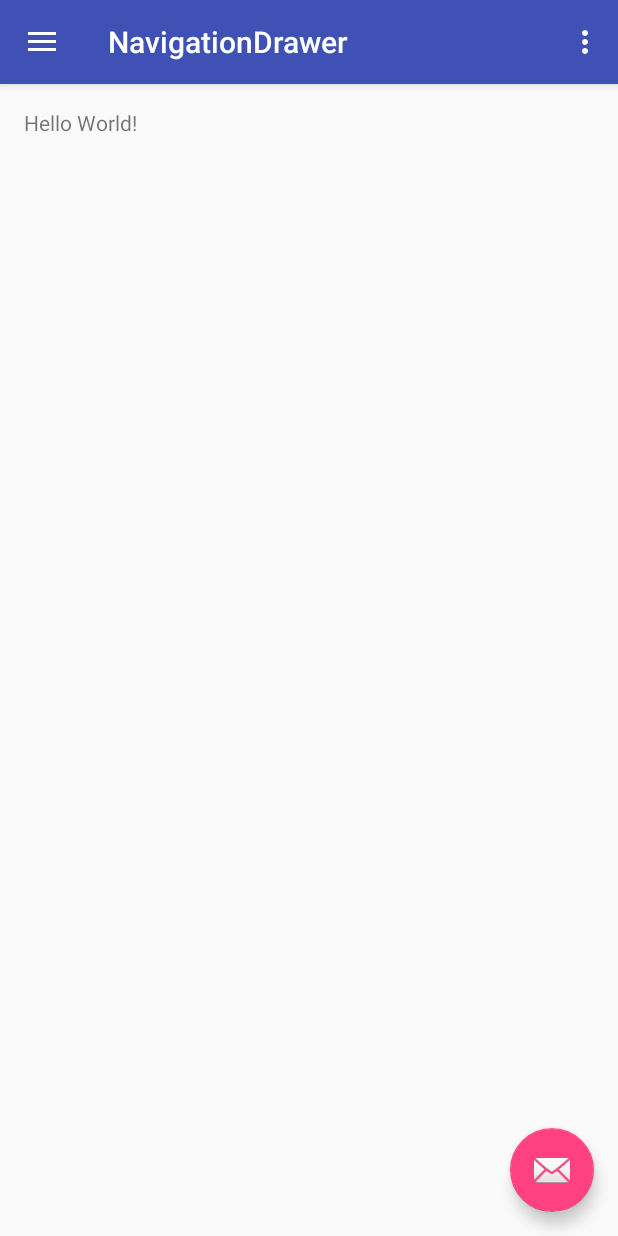
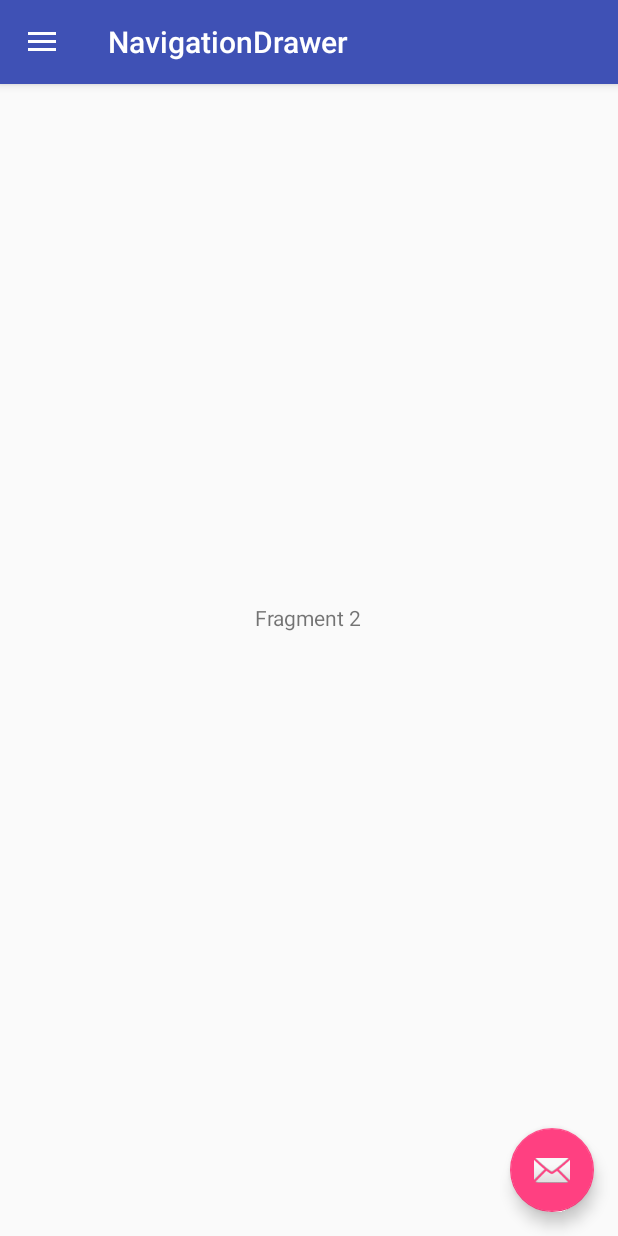
Before and after one commit to StefanHeimberg/bfh_exercises, an Android app: the screen it shows after launch (MainActivity), in the side drawer, after a tap on "Item 2", on a phone screen of 412 x 824 dp. Run offline under Robolectric (Android 15) with nearby library versions, the phone set to English and light mode, and no system bars.

Commit message:
NavigationDrawer with Fragments

```diff
--- /dev/null
+++ b/Kap III/NavigationDrawer/app/src/main/java/ch/approppo/navigationdrawer/Fragment1.java
@@ -0,0 +1,18 @@
+package ch.approppo.navigationdrawer;
+
+import android.os.Bundle;
+import android.support.annotation.Nullable;
+import android.support.v4.app.Fragment;
+import android.view.LayoutInflater;
+import android.view.View;
+import android.view.ViewGroup;
+
+/**
+ * Created by Martin Neff @approppo GmbH on 06.11.15.
+ */
+public class Fragment1 extends Fragment{
+
+	@Nullable @Override public View onCreateView(LayoutInflater inflater, ViewGroup container, Bundle savedInstanceState) {
+		return inflater.inflate(R.layout.fragment1, container, false);
+	}
+}
--- /dev/null
+++ b/Kap III/NavigationDrawer/app/src/main/java/ch/approppo/navigationdrawer/Fragment2.java
@@ -0,0 +1,18 @@
+package ch.approppo.navigationdrawer;
+
+import android.os.Bundle;
+import android.support.annotation.Nullable;
+import android.support.v4.app.Fragment;
+import android.view.LayoutInflater;
+import android.view.View;
+import android.view.ViewGroup;
+
+/**
+ * Created by Martin Neff @approppo GmbH on 06.11.15.
+ */
+public class Fragment2 extends Fragment{
+
+	@Nullable @Override public View onCreateView(LayoutInflater inflater, ViewGroup container, Bundle savedInstanceState) {
+		return inflater.inflate(R.layout.fragment2, container, false);
+	}
+}
--- a/Kap III/NavigationDrawer/app/src/main/java/ch/approppo/navigationdrawer/MainActivity.java
+++ b/Kap III/NavigationDrawer/app/src/main/java/ch/approppo/navigationdrawer/MainActivity.java
@@ -8,6 +8,7 @@ import android.support.v7.app.AppCompatActivity;
 import android.support.v7.widget.Toolbar;
 import android.view.Menu;
 import android.view.MenuItem;
+import android.widget.FrameLayout;
 import android.widget.Toast;
 
 public class MainActivity extends AppCompatActivity {
@@ -16,6 +17,8 @@ public class MainActivity extends AppCompatActivity {
 	private ActionBarDrawerToggle drawerToggle;
 	private DrawerLayout drawerLayout;
 
+	private FrameLayout fragmentContainer;
+
 	@Override
 	protected void onCreate(Bundle savedInstanceState) {
 		super.onCreate(savedInstanceState);
@@ -23,8 +26,10 @@ public class MainActivity extends AppCompatActivity {
 		Toolbar toolbar = (Toolbar) findViewById(R.id.toolbar);
 		setSupportActionBar(toolbar);
 
+		fragmentContainer = (FrameLayout) findViewById(R.id.fragment_container);
+
 		navigationView = (NavigationView) findViewById(R.id.navigation_view);
-		//
+
 		drawerLayout = (DrawerLayout) findViewById(R.id.drawer_layout);
 		drawerToggle = new ActionBarDrawerToggle(this, drawerLayout, R.string.drawer_open, R.string.drawer_closed);
 		drawerLayout.setDrawerListener(drawerToggle);
@@ -36,6 +41,7 @@ public class MainActivity extends AppCompatActivity {
 				item.setChecked(true);
 				Toast.makeText(MainActivity.this, "Selected Item: " + item.getTitle(), Toast.LENGTH_SHORT).show();
 				drawerLayout.closeDrawer(navigationView);
+				setFragment(item);
 				return true;
 			}
 		});
@@ -44,27 +50,21 @@ public class MainActivity extends AppCompatActivity {
 		drawerToggle.syncState();
 	}
 
-	@Override
-	public boolean onCreateOptionsMenu(Menu menu) {
-		// Inflate the menu; this adds items to the action bar if it is present.
-		getMenuInflater().inflate(R.menu.menu_main, menu);
-		return true;
-	}
-
-	@Override
-	public boolean onOptionsItemSelected(MenuItem item) {
-
+	@Override public boolean onOptionsItemSelected(MenuItem item) {
 		if (drawerToggle.onOptionsItemSelected(item)) {
 			return true;
 		}
-
-		int id = item.getItemId();
-
-		//noinspection SimplifiableIfStatement
-		if (id == R.id.action_settings) {
-			return true;
-		}
-
 		return super.onOptionsItemSelected(item);
 	}
+
+	public void setFragment(MenuItem item) {
+		switch (item.getItemId()) {
+			case R.id.action_item1:
+				getSupportFragmentManager().beginTransaction().replace(R.id.fragment_container, new Fragment1()).commit();
+				break;
+			case R.id.action_item2:
+				getSupportFragmentManager().beginTransaction().replace(R.id.fragment_container, new Fragment2()).commit();
+				break;
+		}
+	}
 }
--- a/Kap III/NavigationDrawer/app/src/main/res/layout/activity_main.xml
+++ b/Kap III/NavigationDrawer/app/src/main/res/layout/activity_main.xml
@@ -29,7 +29,11 @@
         </android.support.design.widget.AppBarLayout>
 
 
-        <include layout="@layout/content_main"/>
+        <!--<include layout="@layout/content_main"/>-->
+        <FrameLayout
+            android:id="@+id/fragment_container"
+            android:layout_width="match_parent"
+            android:layout_height="match_parent"/>
 
 
         <android.support.design.widget.FloatingActionButton
--- /dev/null
+++ b/Kap III/NavigationDrawer/app/src/main/res/layout/fragment2.xml
@@ -0,0 +1,21 @@
+<?xml version="1.0" encoding="utf-8"?>
+<RelativeLayout
+    xmlns:android="http://schemas.android.com/apk/res/android"
+    xmlns:tools="http://schemas.android.com/tools"
+    xmlns:app="http://schemas.android.com/apk/res-auto"
+    android:layout_width="match_parent"
+    android:layout_height="match_parent"
+    android:paddingLeft="@dimen/activity_horizontal_margin"
+    android:paddingRight="@dimen/activity_horizontal_margin"
+    android:paddingTop="@dimen/activity_vertical_margin"
+    android:paddingBottom="@dimen/activity_vertical_margin"
+    app:layout_behavior="@string/appbar_scrolling_view_behavior"
+    tools:showIn="@layout/activity_main"
+    tools:context=".MainActivity">
+
+    <TextView
+        android:text="Fragment 2"
+        android:layout_centerInParent="true"
+        android:layout_width="wrap_content"
+        android:layout_height="wrap_content"/>
+</RelativeLayout>
--- a/Kap III/NavigationDrawer/app/src/main/res/menu/drawer_menu.xml
+++ b/Kap III/NavigationDrawer/app/src/main/res/menu/drawer_menu.xml
@@ -13,13 +13,5 @@
             android:id="@+id/action_item2"
             android:title="Item 2"/>
 
-        <item
-            android:id="@+id/action_item3"
-            android:title="Item 3"/>
-
-        <item
-            android:id="@+id/action_item4"
-            android:title="Item 4"/>
-
     </group>
 </menu>
```
Also changed, not shown: Kap III/NavigationDrawer/app/src/main/res/layout/fragment1.xml (added, +21 -0 lines).
